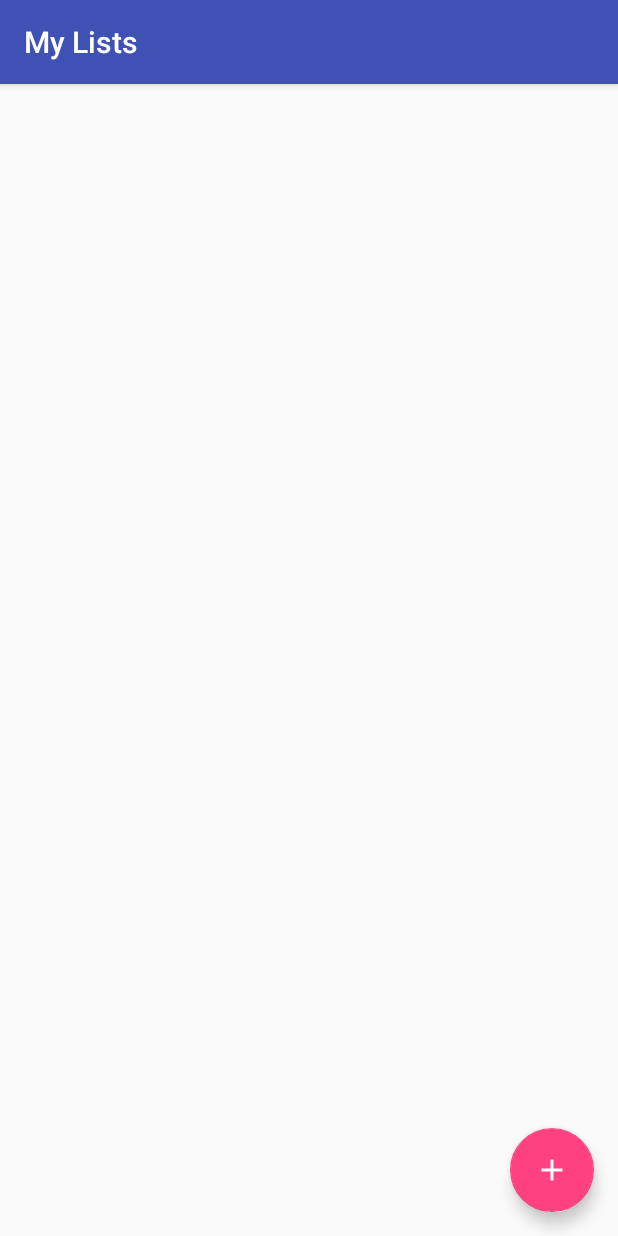
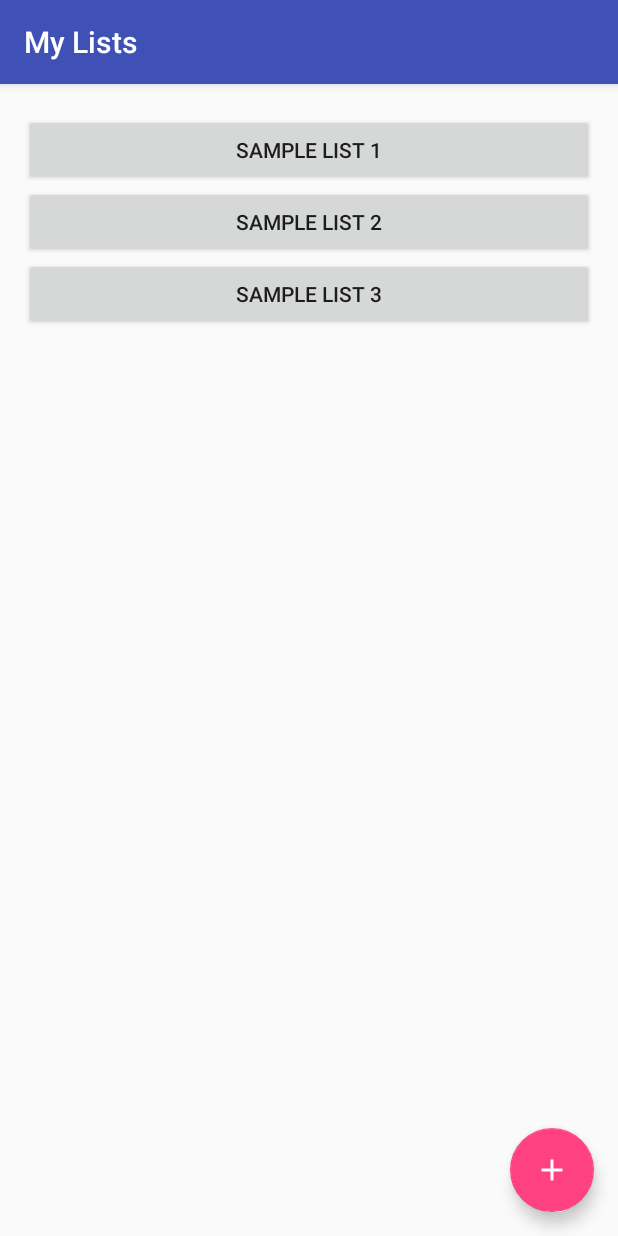
Before and after one commit to ethanransdell/android-my-lists, an Android app: the screen it shows after launch (MainActivity), on a phone screen of 412 x 824 dp. Run offline under Robolectric (Android 15) with nearby library versions, the light colour scheme and no system bars.

Commit message:
fixed sample list creation on first run

```diff
--- a/app/build.gradle
+++ b/app/build.gradle
@@ -15,8 +15,8 @@ android {
         applicationId "com.ethanransdell.mylists"
         minSdkVersion 15
         targetSdkVersion 24
-        versionCode 4
-        versionName "4.0"
+        versionCode 5
+        versionName "5"
         testInstrumentationRunner "android.support.test.runner.AndroidJUnitRunner"
     }
     buildTypes {
--- a/app/src/main/java/com/ethanransdell/mylists/DBHelper.java
+++ b/app/src/main/java/com/ethanransdell/mylists/DBHelper.java
@@ -66,8 +66,8 @@ public class DBHelper extends SQLiteOpenHelper {
 
     public boolean firstRun() {
         SQLiteDatabase db = this.getWritableDatabase();
-        db.rawQuery("CREATE TABLE IF NOT EXISTS lists(" + BaseColumns._ID + " INTEGER PRIMARY KEY, list_name TEXT);", null);
-        db.rawQuery("CREATE TABLE IF NOT EXISTS list_items(" + BaseColumns._ID + " INTEGER PRIMARY KEY, list_id INTEGER, list_item_name TEXT);", null);
+//        db.rawQuery("CREATE TABLE IF NOT EXISTS lists(" + BaseColumns._ID + " INTEGER PRIMARY KEY, list_name TEXT);", null);
+//        db.rawQuery("CREATE TABLE IF NOT EXISTS list_items(" + BaseColumns._ID + " INTEGER PRIMARY KEY, list_id INTEGER, list_item_name TEXT);", null);
         System.out.println("Created tables.");
         ContentValues sampleListsValues;
         ContentValues sampleListItemsValues;
--- a/app/src/main/java/com/ethanransdell/mylists/MainActivity.java
+++ b/app/src/main/java/com/ethanransdell/mylists/MainActivity.java
@@ -4,7 +4,9 @@ import android.app.ActionBar;
 import android.content.Intent;
 import android.content.SharedPreferences;
 import android.database.Cursor;
+import android.database.sqlite.SQLiteDatabase;
 import android.os.Bundle;
+import android.provider.BaseColumns;
 import android.support.design.widget.FloatingActionButton;
 import android.support.v7.app.AppCompatActivity;
 import android.support.v7.widget.Toolbar;
@@ -43,9 +45,12 @@ public class MainActivity extends AppCompatActivity {
                 goToAddList();
             }
         });
-
-        if (prefs.getBoolean("firstrun", true)) {
-            if (dbh.firstRun())
+        if (prefs.getBoolean("firstrun", true) || !prefs.contains("firstrun")) {
+            SQLiteDatabase db = openOrCreateDatabase("my_lists", MODE_PRIVATE, null);
+            db.execSQL("CREATE TABLE IF NOT EXISTS lists(" + BaseColumns._ID + " INTEGER PRIMARY KEY, list_name TEXT);");
+            db.execSQL("CREATE TABLE IF NOT EXISTS list_items(" + BaseColumns._ID + " INTEGER PRIMARY KEY, list_id INTEGER, list_item_name TEXT);");
+            db.close();
+            dbh.firstRun();
             prefs.edit().putBoolean("firstrun", false).commit();
         }
     }
```
Also changed, not shown: app/src/main/java/com/ethanransdell/mylists/ViewList.java (+13 -18 lines).
